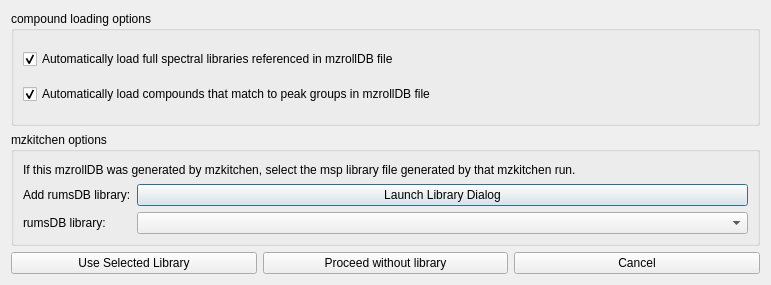
Above: src/maven/forms/setrumsDBdialog.ui from eugenemel/maven before the change. Below: the same form after it.
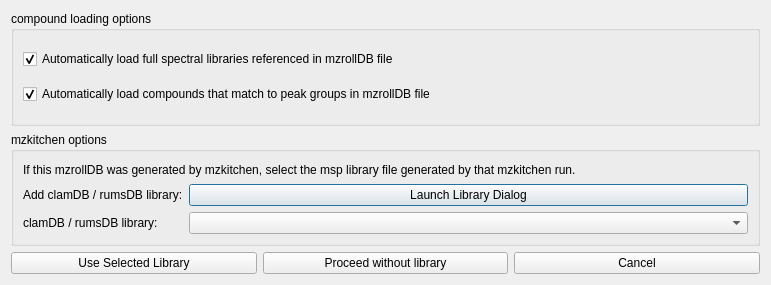
That is the form after the change.

Commit message: Issue 363: Updated setrumsDBdialog.ui to handle rumsDB and clamDB.

Diff of the .ui file:
```diff
--- a/src/maven/forms/setrumsDBdialog.ui
+++ b/src/maven/forms/setrumsDBdialog.ui
@@ -68,7 +68,7 @@
       <item row="5" column="0">
        <widget class="QLabel" name="lblSelectLibrary">
         <property name="text">
-         <string>rumsDB library:</string>
+         <string>clamDB / rumsDB library:</string>
         </property>
        </widget>
       </item>
@@ -92,7 +92,7 @@
       <item row="2" column="0">
        <widget class="QLabel" name="lblAddLibrary">
         <property name="text">
-         <string>Add rumsDB library:</string>
+         <string>Add clamDB / rumsDB library:</string>
         </property>
        </widget>
       </item>
```
